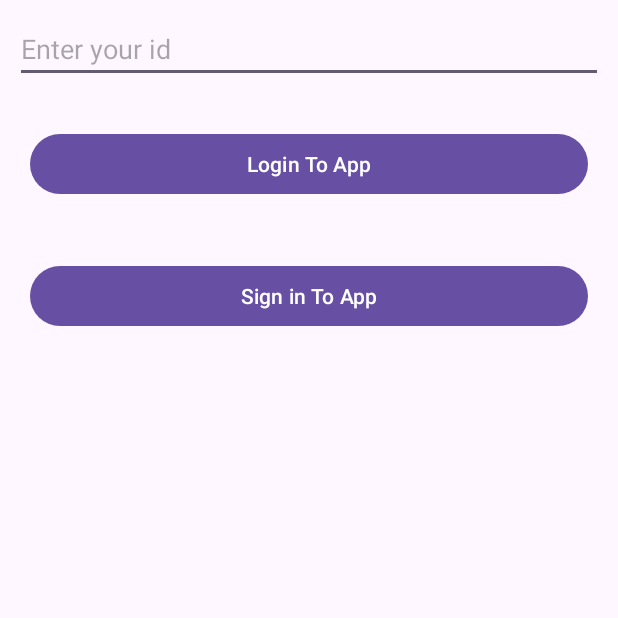
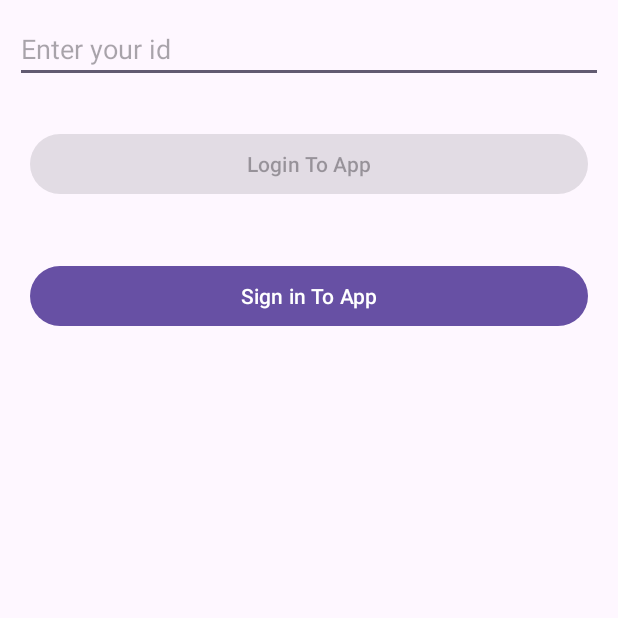
Before and after one commit to Raghukaranth/AndroidDevJava, an Android app: the screen it shows after launch (LoginActivity), on a phone screen of 412 x 824 dp, the top half of it. Run offline under Robolectric (Android 15) with nearby library versions, the phone set to English and light mode, and no system bars.

Commit message:
disabling the login button

```diff
--- a/app/src/main/java/com/example/androiddevjava/LoginActivity.java
+++ b/app/src/main/java/com/example/androiddevjava/LoginActivity.java
@@ -4,6 +4,8 @@ import static java.util.Optional.*;
 
 import android.content.Intent;
 import android.os.Bundle;
+import android.text.Editable;
+import android.text.TextWatcher;
 import android.view.View;
 import android.widget.Button;
 import android.widget.EditText;
@@ -34,6 +36,25 @@ public class LoginActivity extends AppCompatActivity {
         idNumberTextBox = findViewById(R.id.idNumberTextBox);
         idLoginButton = findViewById(R.id.idLoginButton);
         idLoginSignButton = findViewById(R.id.idLoginSignButton);
+
+        idLoginButton.setEnabled(false);
+
+        idNumberTextBox.addTextChangedListener(new TextWatcher() {
+            @Override
+            public void beforeTextChanged(CharSequence charSequence, int i, int i1, int i2) {
+
+            }
+
+            @Override
+            public void onTextChanged(CharSequence charSequence, int i, int i1, int i2) {
+                idLoginButton.setEnabled(!charSequence.toString().trim().isEmpty());
+            }
+
+            @Override
+            public void afterTextChanged(Editable editable) {
+
+            }
+        });
 
         idLoginSignButton.setOnClickListener(new View.OnClickListener() {
             @Override
--- a/app/src/main/res/layout/activity_login.xml
+++ b/app/src/main/res/layout/activity_login.xml
@@ -23,7 +23,8 @@
         android:layout_height="wrap_content"
         android:layout_margin="20dp"
         android:text="Login To App"
-        android:textAllCaps="false" />
+        android:textAllCaps="false"
+        android:enabled="false"/>
 
     <Button
         android:id="@+id/idLoginSignButton"
```
